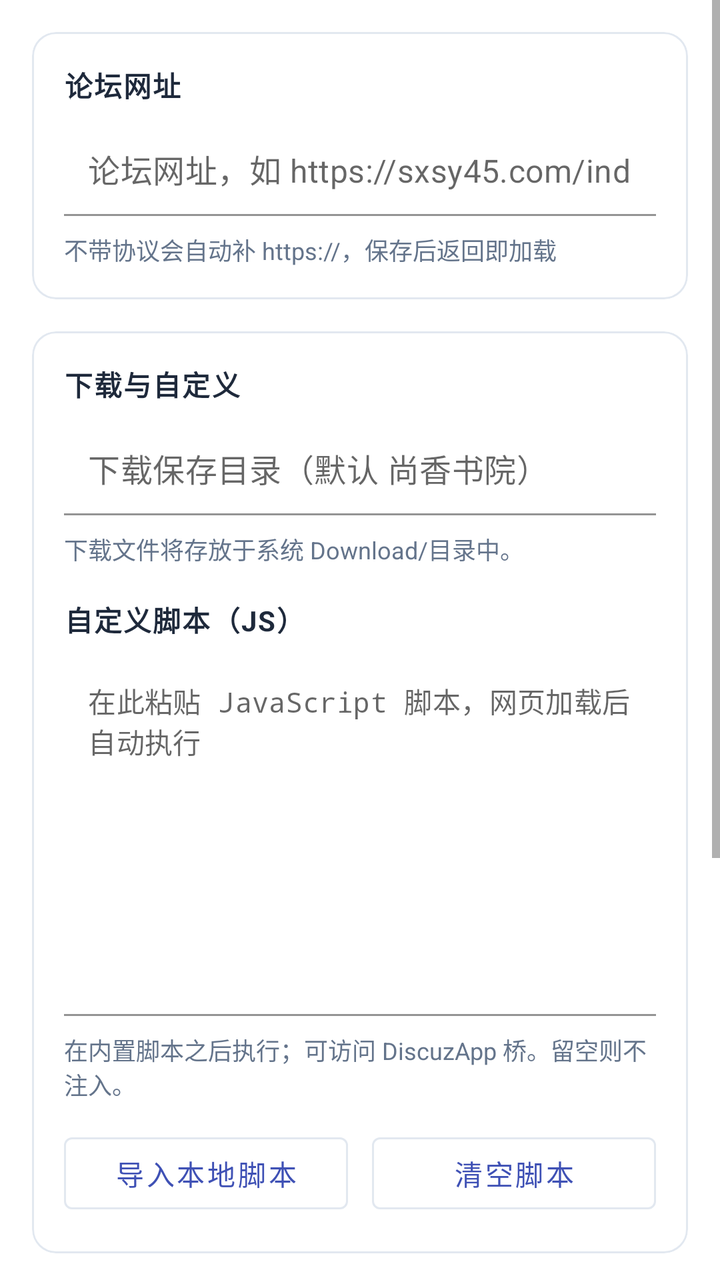
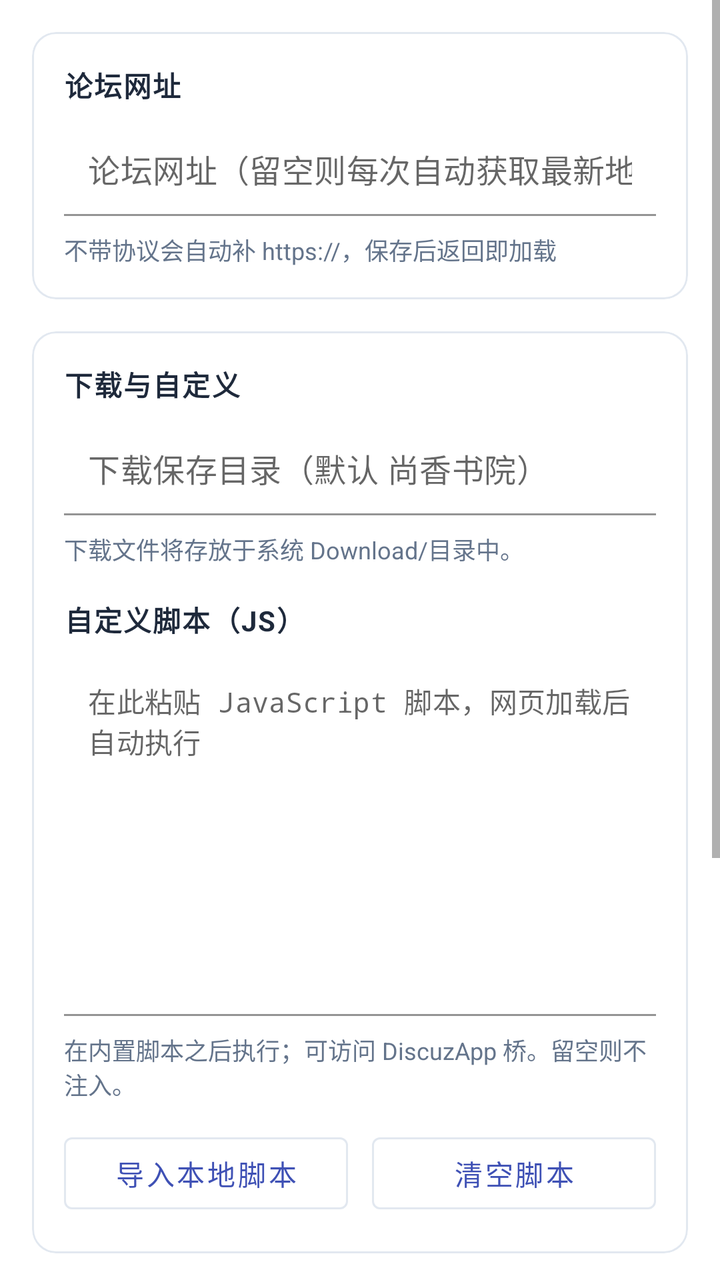

Screens rendered from an Android XML layout before and after an edit, with the pre-edit source and the edit as a unified diff.
<!-- AndroidManifest.xml: application theme Theme.SXSYReader -->
<!-- res/layout/activity_settings.xml -->
<ScrollView xmlns:android="http://schemas.android.com/apk/res/android"
    xmlns:app="http://schemas.android.com/apk/res-auto"
    android:layout_width="match_parent"
    android:layout_height="match_parent"
    android:background="#FFFFFF"
    android:fillViewport="true">

    <LinearLayout
        android:layout_width="match_parent"
        android:layout_height="wrap_content"
        android:orientation="vertical"
        android:padding="16dp">

        <com.google.android.material.card.MaterialCardView
            android:layout_width="match_parent"
            android:layout_height="wrap_content"
            android:layout_marginBottom="16dp"
            app:cardCornerRadius="12dp"
            app:cardElevation="0dp"
            app:strokeColor="#E2E8F0"
            app:strokeWidth="1dp">

            <LinearLayout
                android:layout_width="match_parent"
                android:layout_height="wrap_content"
                android:orientation="vertical"
                android:padding="16dp">

                <TextView
                    android:layout_width="wrap_content"
                    android:layout_height="wrap_content"
                    android:text="论坛网址"
                    android:textColor="#1E293B"
                    android:textStyle="bold"
                    android:textSize="14sp"
                    android:textAllCaps="true"
                    android:letterSpacing="0.05"
                    android:layout_marginBottom="8dp"/>

                <com.google.android.material.textfield.TextInputLayout
                    android:layout_width="match_parent"
                    android:layout_height="wrap_content"
                    app:hintEnabled="false">

                    <com.google.android.material.textfield.TextInputEditText
                        android:id="@+id/etUrl"
                        android:layout_width="match_parent"
                        android:layout_height="wrap_content"
                        android:hint="论坛网址，如 https://sxsy45.com/index.php"
                        android:textColor="#1E293B"
                        android:textSize="16sp"
                        android:background="#FFFFFF"
                        android:padding="12dp"
                        android:inputType="textUri"
                        android:maxLines="1" />
                </com.google.android.material.textfield.TextInputLayout>

                <TextView
                    android:layout_width="wrap_content"
                    android:layout_height="wrap_content"
                    android:layout_marginTop="8dp"
                    android:text="不带协议会自动补 https://，保存后返回即加载"
                    android:textColor="#64748B"
                    android:textSize="12sp" />
            </LinearLayout>
        </com.google.android.material.card.MaterialCardView>

        <com.google.android.material.card.MaterialCardView
            android:layout_width="match_parent"
            android:layout_height="wrap_content"
            android:layout_marginBottom="16dp"
            app:cardCornerRadius="12dp"
            app:cardElevation="0dp"
            app:strokeColor="#E2E8F0"
            app:strokeWidth="1dp">

            <LinearLayout
                android:layout_width="match_parent"
                android:layout_height="wrap_content"
                android:orientation="vertical"
                android:padding="16dp">

                <TextView
                    android:layout_width="wrap_content"
                    android:layout_height="wrap_content"
                    android:text="下载与自定义"
                    android:textColor="#1E293B"
                    android:textStyle="bold"
                    android:textSize="14sp"
                    android:textAllCaps="true"
                    android:letterSpacing="0.05"
                    android:layout_marginBottom="8dp"/>

                <com.google.android.material.textfield.TextInputLayout
                    android:layout_width="match_parent"
                    android:layout_height="wrap_content"
                    app:hintEnabled="false">

                    <com.google.android.material.textfield.TextInputEditText
                        android:id="@+id/etDownloadDir"
                        android:layout_width="match_parent"
                        android:layout_height="wrap_content"
                        android:hint="下载保存目录（默认 尚香书院）"
                        android:textColor="#1E293B"
                        android:textSize="16sp"
                        android:background="#FFFFFF"
                        android:padding="12dp"
                        android:inputType="text"
                        android:maxLines="1" />
                </com.google.android.material.textfield.TextInputLayout>

                <TextView
                    android:layout_width="wrap_content"
                    android:layout_height="wrap_content"
                    android:layout_marginTop="8dp"
                    android:text="下载文件将存放于系统 Download/目录中。"
                    android:textColor="#64748B"
                    android:textSize="12sp" />

                <TextView
                    android:layout_width="wrap_content"
                    android:layout_height="wrap_content"
                    android:layout_marginTop="16dp"
                    android:text="自定义脚本（JS）"
                    android:textColor="#1E293B"
                    android:textStyle="bold"
                    android:textSize="14sp"
                    android:textAllCaps="true"
                    android:letterSpacing="0.05"
                    android:layout_marginBottom="8dp"/>

                <com.google.android.material.textfield.TextInputLayout
                    android:layout_width="match_parent"
                    android:layout_height="wrap_content"
                    app:hintEnabled="false">

                    <com.google.android.material.textfield.TextInputEditText
                        android:id="@+id/etCustomJs"
                        android:layout_width="match_parent"
                        android:layout_height="180dp"
                        android:background="#FFFFFF"
                        android:fontFamily="monospace"
                        android:gravity="top|start"
                        android:hint="在此粘贴 JavaScript 脚本，网页加载后自动执行"
                        android:padding="12dp"
                        android:scrollbars="vertical"
                        android:scrollHorizontally="false"
                        android:textColor="#1E293B"
                        android:textSize="14sp" />
                </com.google.android.material.textfield.TextInputLayout>

                <TextView
                    android:layout_width="wrap_content"
                    android:layout_height="wrap_content"
                    android:layout_marginTop="8dp"
                    android:text="在内置脚本之后执行；可访问 DiscuzApp 桥。留空则不注入。"
                    android:textColor="#64748B"
                    android:textSize="12sp" />

                <LinearLayout
                    android:layout_width="match_parent"
                    android:layout_height="wrap_content"
                    android:layout_marginTop="12dp"
                    android:orientation="horizontal">

                    <com.google.android.material.button.MaterialButton
                        android:id="@+id/btnImportScript"
                        android:layout_width="0dp"
                        android:layout_height="wrap_content"
                        android:layout_weight="1"
                        android:text="导入本地脚本"
                        app:strokeColor="#E2E8F0"
                        style="@style/Widget.MaterialComponents.Button.OutlinedButton" />

                    <Space
                        android:layout_width="12dp"
                        android:layout_height="1dp" />

                    <com.google.android.material.button.MaterialButton
                        android:id="@+id/btnClearScript"
                        android:layout_width="0dp"
                        android:layout_height="wrap_content"
                        android:layout_weight="1"
                        android:text="清空脚本"
                        app:strokeColor="#E2E8F0"
                        style="@style/Widget.MaterialComponents.Button.OutlinedButton" />
                </LinearLayout>
            </LinearLayout>
        </com.google.android.material.card.MaterialCardView>

        <com.google.android.material.card.MaterialCardView
            android:layout_width="match_parent"
            android:layout_height="wrap_content"
            android:layout_marginBottom="16dp"
            app:cardCornerRadius="12dp"
            app:cardElevation="0dp"
            app:strokeColor="#E2E8F0"
            app:strokeWidth="1dp">

            <LinearLayout
                android:layout_width="match_parent"
                android:layout_height="wrap_content"
                android:orientation="vertical"
                android:padding="16dp">

                <TextView
                    android:layout_width="wrap_content"
                    android:layout_height="wrap_content"
                    android:text="浏览数据"
                    android:textColor="#1E293B"
                    android:textStyle="bold"
                    android:textSize="14sp"
                    android:textAllCaps="true"
                    android:letterSpacing="0.05"
                    android:layout_marginBottom="8dp"/>

                <LinearLayout
                    android:id="@+id/retentionRow"
                    android:layout_width="match_parent"
                    android:layout_height="wrap_content"
                    android:orientation="horizontal"
                    android:gravity="center_vertical"
                    android:paddingTop="12dp"
                    android:paddingBottom="12dp"
                    android:clickable="true"
                    android:focusable="true"
                    android:background="?attr/selectableItemBackground">

                    <TextView
                        android:layout_width="0dp"
                        android:layout_height="wrap_content"
                        android:layout_weight="1"
                        android:text="历史记录保留时长"
                        android:textColor="#1E293B"
                        android:textSize="16sp" />

                    <TextView
                        android:id="@+id/tvRetention"
                        android:layout_width="wrap_content"
                        android:layout_height="wrap_content"
                        android:text="不自动删除"
                        android:textColor="#64748B"
                        android:textSize="14sp" />
                </LinearLayout>

                <TextView
                    android:layout_width="wrap_content"
                    android:layout_height="wrap_content"
                    android:layout_marginBottom="8dp"
                    android:text="超过时长的历史记录将自动删除"
                    android:textColor="#64748B"
                    android:textSize="12sp" />

                <com.google.android.material.button.MaterialButton
                    android:id="@+id/btnClearCache"
                    android:layout_width="match_parent"
                    android:layout_height="wrap_content"
                    android:text="清除缓存与浏览数据"
                    app:strokeColor="#E2E8F0"
                    style="@style/Widget.MaterialComponents.Button.OutlinedButton" />

                <TextView
                    android:layout_width="wrap_content"
                    android:layout_height="wrap_content"
                    android:layout_marginTop="8dp"
                    android:text="清空网页缓存、Cookie 与登录状态（不影响已下载的文件）"
                    android:textColor="#64748B"
                    android:textSize="12sp" />
            </LinearLayout>
        </com.google.android.material.card.MaterialCardView>

        <LinearLayout
            android:layout_width="match_parent"
            android:layout_height="wrap_content"
            android:layout_marginTop="8dp"
            android:orientation="horizontal">

            <com.google.android.material.button.MaterialButton
                android:id="@+id/btnReset"
                android:layout_width="0dp"
                android:layout_height="wrap_content"
                android:layout_weight="1"
                android:text="重置"
                app:strokeColor="#E2E8F0"
                style="@style/Widget.MaterialComponents.Button.OutlinedButton" />

            <Space
                android:layout_width="16dp"
                android:layout_height="1dp" />

            <com.google.android.material.button.MaterialButton
                android:id="@+id/btnSave"
                android:layout_width="0dp"
                android:layout_height="wrap_content"
                android:layout_weight="2"
                android:text="保存设置" />
        </LinearLayout>
    </LinearLayout>
</ScrollView>
<!-- resources referenced by this layout -->
<resources>
  <style name="Theme.SXSYReader" parent="Theme.MaterialComponents.Light.NoActionBar">
          <item name="colorPrimary">@color/primary</item>
          <item name="colorPrimaryDark">@color/primary_dark</item>
          <item name="colorAccent">@color/accent</item>
          <item name="android:statusBarColor">@color/primary_dark</item>
          <item name="android:windowBackground">@android:color/white</item>
          <item name="android:textColor">#212121</item>
          <item name="popupMenuStyle">@style/PopupMenu</item>
      </style>
  <color name="primary">#3F51B5</color>
  <color name="primary_dark">#303F9F</color>
  <color name="accent">#FF5722</color>
  <style name="PopupMenu" parent="Widget.MaterialComponents.PopupMenu">
          <item name="android:popupBackground">@android:color/white</item>
          <item name="android:textColor">#212121</item>
      </style>
</resources>

<!-- the commit's change to res/layout/activity_settings.xml (unified diff, before → after) -->
@@ -46,7 +46,7 @@
                         android:id="@+id/etUrl"
                         android:layout_width="match_parent"
                         android:layout_height="wrap_content"
-                        android:hint="论坛网址，如 https://sxsy45.com/index.php"
+                        android:hint="论坛网址（留空则每次自动获取最新地址）"
                         android:textColor="#1E293B"
                         android:textSize="16sp"
                         android:background="#FFFFFF"
